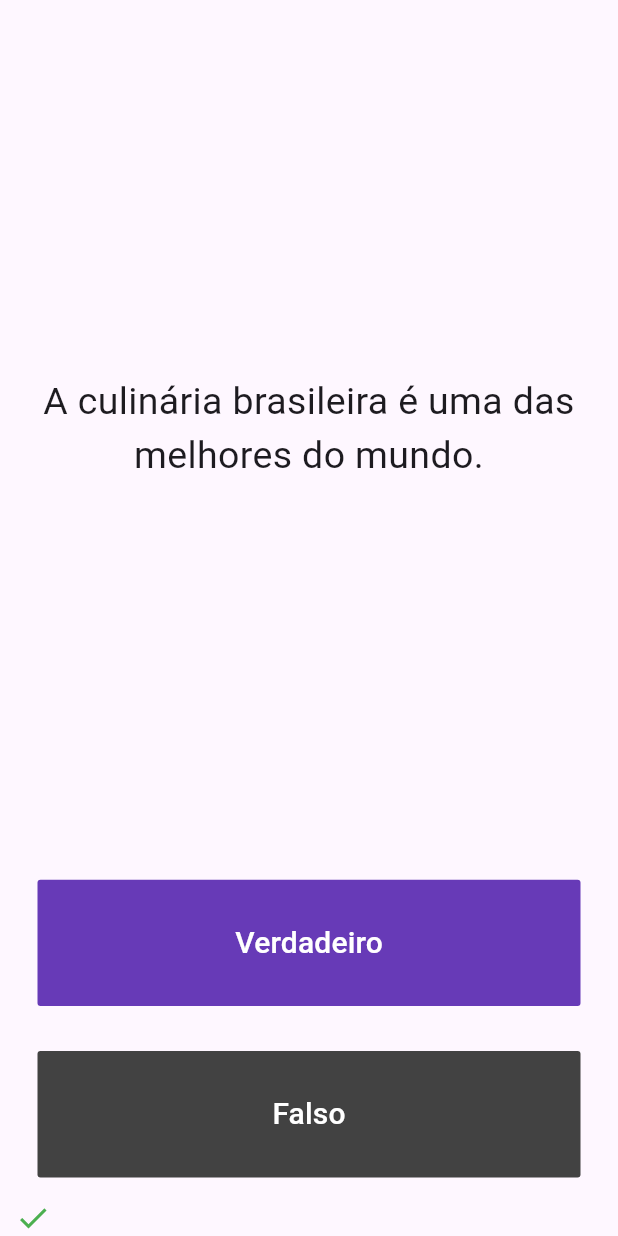
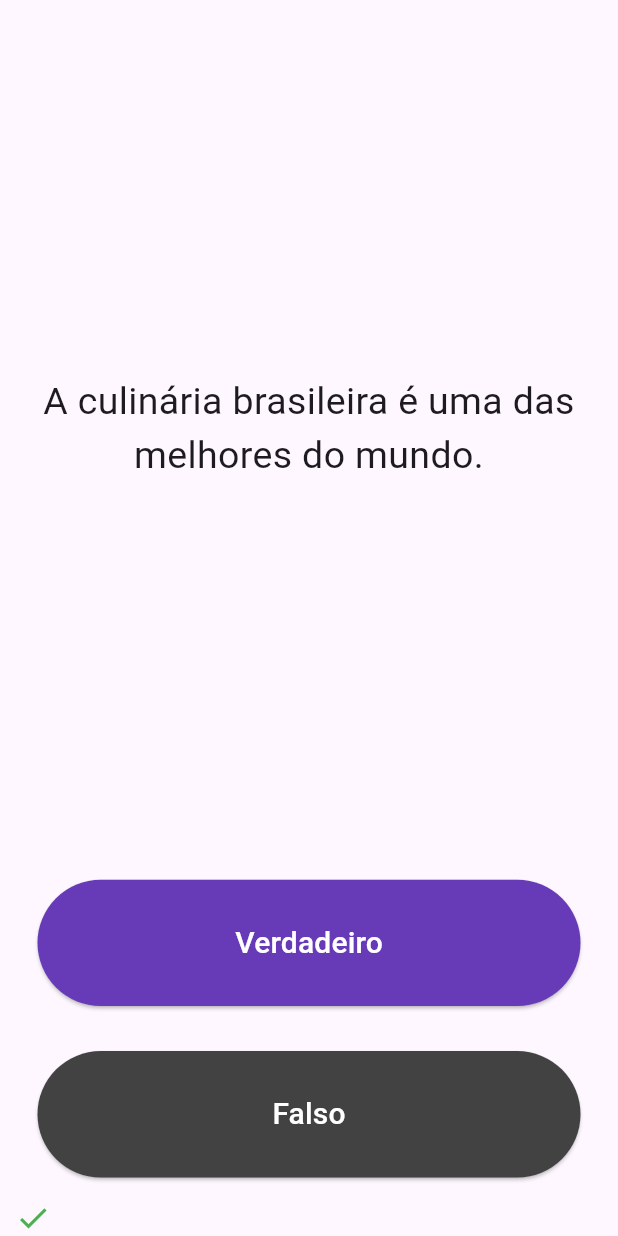
Before and after one commit to deluscc4/flutter_quizzApp, a Flutter app: the screen it shows after launch, after a tap on "Verdadeiro", on a phone screen of 412 x 824 dp. Run offline on Flutter 3.47's test engine with Material 3 defaults, Android fonts, the phone set to English and light mode, and no system bars; our stand-ins replace audioplayers, rflutter_alert.

Commit message:
my studies

```diff
--- a/lib/helper.dart
+++ b/lib/helper.dart
@@ -33,20 +33,32 @@ class Helper {
     }
     print(_numeroDaQuestaoAtual);
     print(_bancoDePerguntas.length);
+
+    confereFimDaExecucao();
   }
 
-  String obterQuestao() {
+  String? obterQuestao() {
     return _bancoDePerguntas[_numeroDaQuestaoAtual].questao;
   }
 
-  bool obterRespostaCorreta() {
+  bool? obterRespostaCorreta() {
     return _bancoDePerguntas[_numeroDaQuestaoAtual].respostaDaQuestao;
   }
 
-//TODO: Passo 3.a) - Crie um método chamado confereFimDaExecucao() que verifica se a última questão foi alcançada. Caso isso tenha ocorrido, devemos ter um retorno indicando, que pode ser por exemplo, um boleano como o 'true'. Caso ainda não seja a última questão, você pode por exemplo, retornar um 'false'.
+  bool confereFimDaExecucao() {
+    if (_numeroDaQuestaoAtual == _bancoDePerguntas.length - 1) {
+      return true;
+    } else {
+      print("Retornou false");
+      return false;
+    }
+  }
 
-//TODO: Passo 3.b) - Use um 'print' para verificar se o método confereFimDaExecucao() está funcionando como deveria, ou seja, retornando true para quando for a última questão da lista.
+  resetarQuestoes() {
+    _numeroDaQuestaoAtual = -1;
+  }
 
-//TODO: Passo 4.b) - Crie um método para resetar o valor da propriedade _numeroDaQuestaoAtual para 0, quando for necessário.
-
+  int obterNumeroQuestoes() {
+    return _bancoDePerguntas.length;
+  }
 }
--- a/lib/main.dart
+++ b/lib/main.dart
@@ -1,6 +1,7 @@
 import 'package:flutter/material.dart';
 import 'helper.dart';
-//TODO: Passo 2 - Importe o pacote rflutter_alert aqui.
+import 'package:rflutter_alert/rflutter_alert.dart';
+import 'package:audioplayers/audioplayers.dart';
 
 Helper helper = Helper();
 
@@ -28,32 +29,62 @@ class QuizPage extends StatefulWidget {
 }
 
 class _QuizPageState extends State<QuizPage> {
+  int respostasCertas = 0;
   List<Icon> marcadorDePontos = [];
 
   void conferirResposta(bool respostaSelecionadaPeloUsuario) {
-    bool respostaCerta = helper.obterRespostaCorreta();
-
+    final player = AudioPlayer();
+    bool? respostaCerta = helper.obterRespostaCorreta();
     setState(() {
-      //TODO: Passo 4 - Use o IF/ELSE para verificar se chegou-se ao fim do quiz. Se isso for verdadeiro (true), siga os passos: 4.a, 4.b, 4.c e 4.d
-      //TODO: Passo 4.a) - Mostre um alerta utilizando o pacote rflutter_alert (se ficar em dúvida dê uma olhada na documentação do pacote: https://pub.dev/packages/rflutter_alert).
-      //TODO: Passo 4.c) - Reinicie o valor da propriedade _numeroDaQuestaoAtual.
-      //TODO: Passo 4.d) - Esvazie a lista marcadorDePontos para uma nova rodada.
-
-      //TODO: Passo 5 - 'Se' não for o fim da execução do app ainda, ou seja, se não estivermos na última questão, entre na estrutura condicional e continue com a verificação da resposta.
-      if (respostaSelecionadaPeloUsuario == respostaCerta) {
+      if (helper.confereFimDaExecucao() == true) {
+        if (respostaSelecionadaPeloUsuario == respostaCerta) {
+          player.play(AssetSource('acertou-mizeravijk.mp3'));
+          marcadorDePontos.add(Icon(
+            Icons.check,
+            color: Colors.green,
+          ));
+        }
+        else {
+          player.play(AssetSource('faustao-errou.mp3'));
+          marcadorDePontos.add(Icon(
+            Icons.close,
+            color: Colors.red,
+          ));
+        };
+        int n = helper.obterNumeroQuestoes();
+        Alert(
+          context: context,
+          type: AlertType.none,
+          title: "Fim do quiz!",
+          desc: "Você respondeu todas as perguntas. Seu resultado foi $respostasCertas respostas certas de $n questões.",
+          buttons: [
+            DialogButton(
+              child: Text(
+                "Show!",
+                style: TextStyle(color: Colors.white, fontSize: 20),
+              ),
+              onPressed: () => Navigator.pop(context),
+              width: 120,
+            )
+          ],
+        ).show();
+        helper.resetarQuestoes();
+        marcadorDePontos.clear();
+      } else if (respostaSelecionadaPeloUsuario == respostaCerta) {
+        respostasCertas++;
+        player.play(AssetSource('acertou-mizeravijk.mp3'));
         marcadorDePontos.add(Icon(
           Icons.check,
           color: Colors.green,
         ));
-      } else {
+        }
+      else {
+        player.play(AssetSource('faustao-errou.mp3'));
         marcadorDePontos.add(Icon(
-          Icons.close,
-          color: Colors.red,
+        Icons.close,
+        color: Colors.red,
         ));
-      }
-
-      //Usuário pressiona o botão verdadeiro.
-
+      };
       helper.proximaPergunta();
     });
   }
@@ -70,7 +101,7 @@ class _QuizPageState extends State<QuizPage> {
             padding: EdgeInsets.all(10.0),
             child: Center(
               child: Text(
-                helper.obterQuestao(),
+                helper.obterQuestao() ?? "Questão não encontrada.",
                 textAlign: TextAlign.center,
                 style: TextStyle(
                   fontSize: 25.0,
@@ -82,9 +113,10 @@ class _QuizPageState extends State<QuizPage> {
         Expanded(
           child: Padding(
             padding: EdgeInsets.all(15.0),
-            child: FlatButton(
-              textColor: Colors.white,
-              color: Colors.deepPurple,
+            child: ElevatedButton(
+              style: ButtonStyle(
+                backgroundColor: MaterialStateProperty.all<Color>(Colors.deepPurple),
+              ),
               child: Text(
                 'Verdadeiro',
                 style: TextStyle(
@@ -103,8 +135,10 @@ class _QuizPageState extends State<QuizPage> {
         Expanded(
           child: Padding(
             padding: EdgeInsets.all(15.0),
-            child: FlatButton(
-              color: Colors.grey.shade800,
+            child: ElevatedButton(
+              style: ButtonStyle(
+                backgroundColor: MaterialStateProperty.all<Color>(Colors.grey.shade800),
+              ),
               child: Text(
                 'Falso',
                 style: TextStyle(
--- a/lib/perguntas.dart
+++ b/lib/perguntas.dart
@@ -1,9 +1,6 @@
 class Perguntas {
-  String questao;
-  bool respostaDaQuestao;
+  String? questao;
+  bool? respostaDaQuestao;
 
-  Perguntas(String q, bool r) {
-    questao = q;
-    respostaDaQuestao = r;
-  }
+  Perguntas(this.questao, this.respostaDaQuestao);
 }
```
Also changed, not shown: pubspec.yaml (+6 -4 lines), pubspec.lock, 6 other files.
